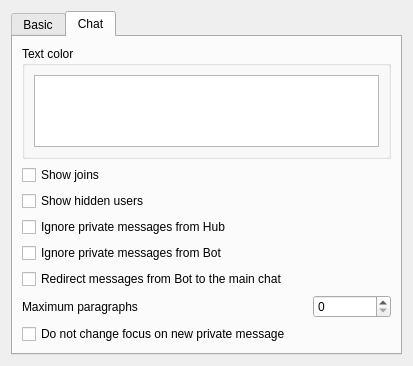
The window that eiskaltdcpp/ui/UISettingsGUI.ui (eiskaltdcpp/eiskaltdcpp) describes before a commit, drawn with Qt 5.
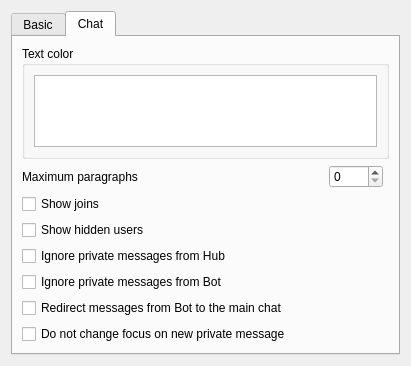
The same window after the commit. The open tabs and pages were chosen to show the change.

Diff of the .ui file:
```diff
--- a/eiskaltdcpp/ui/UISettingsGUI.ui
+++ b/eiskaltdcpp/ui/UISettingsGUI.ui
@@ -6,8 +6,8 @@
    <rect>
     <x>0</x>
     <y>0</y>
-    <width>413</width>
-    <height>342</height>
+    <width>411</width>
+    <height>340</height>
    </rect>
   </property>
   <property name="windowTitle">
@@ -122,28 +122,56 @@
          </layout>
         </widget>
        </item>
-       <item row="1" column="0" colspan="2">
+       <item row="2" column="0" colspan="2">
         <widget class="QCheckBox" name="checkBox_CHATJOINS">
          <property name="text">
           <string>Show joins</string>
          </property>
         </widget>
        </item>
-       <item row="2" column="0" colspan="4">
+       <item row="3" column="0" colspan="4">
         <widget class="QCheckBox" name="checkBox_CHATHIDDEN">
          <property name="text">
           <string>Show hidden users</string>
          </property>
         </widget>
        </item>
-       <item row="6" column="0">
+       <item row="4" column="0" colspan="4">
+        <widget class="QCheckBox" name="checkBox_IGNOREPMHUB">
+         <property name="text">
+          <string>Ignore private messages from Hub</string>
+         </property>
+        </widget>
+       </item>
+       <item row="5" column="0" colspan="4">
+        <widget class="QCheckBox" name="checkBox_IGNOREPMBOT">
+         <property name="text">
+          <string>Ignore private messages from Bot</string>
+         </property>
+        </widget>
+       </item>
+       <item row="6" column="0" colspan="4">
+        <widget class="QCheckBox" name="checkBox_REDIRECTPMBOT">
+         <property name="text">
+          <string>Redirect messages from Bot to the main chat</string>
+         </property>
+        </widget>
+       </item>
+       <item row="8" column="0" colspan="4">
+        <widget class="QCheckBox" name="checkBox_KEEPFOCUS">
+         <property name="text">
+          <string>Do not change focus on new private message</string>
+         </property>
+        </widget>
+       </item>
+       <item row="1" column="0">
         <widget class="QLabel" name="label">
          <property name="text">
           <string>Maximum paragraphs</string>
          </property>
         </widget>
        </item>
-       <item row="6" column="1" colspan="2">
+       <item row="1" column="1">
         <spacer name="horizontalSpacer">
          <property name="orientation">
           <enum>Qt::Horizontal</enum>
@@ -156,41 +184,13 @@
          </property>
         </spacer>
        </item>
-       <item row="6" column="3">
+       <item row="1" column="2">
         <widget class="QSpinBox" name="spinBox_PARAGRAPHS">
          <property name="maximum">
           <number>1000</number>
          </property>
         </widget>
        </item>
-       <item row="3" column="0" colspan="4">
-        <widget class="QCheckBox" name="checkBox_IGNOREPMHUB">
-         <property name="text">
-          <string>Ignore private messages from Hub</string>
-         </property>
-        </widget>
-       </item>
-       <item row="4" column="0" colspan="4">
-        <widget class="QCheckBox" name="checkBox_IGNOREPMBOT">
-         <property name="text">
-          <string>Ignore private messages from Bot</string>
-         </property>
-        </widget>
-       </item>
-       <item row="5" column="0" colspan="4">
-        <widget class="QCheckBox" name="checkBox_REDIRECTPMBOT">
-         <property name="text">
-          <string>Redirect messages from Bot to the main chat</string>
-         </property>
-        </widget>
-       </item>
-       <item row="7" column="0" colspan="4">
-        <widget class="QCheckBox" name="checkBox_KEEPFOCUS">
-         <property name="text">
-          <string>Do not change focus on new private message</string>
-         </property>
-        </widget>
-       </item>
       </layout>
      </widget>
     </widget>
```
